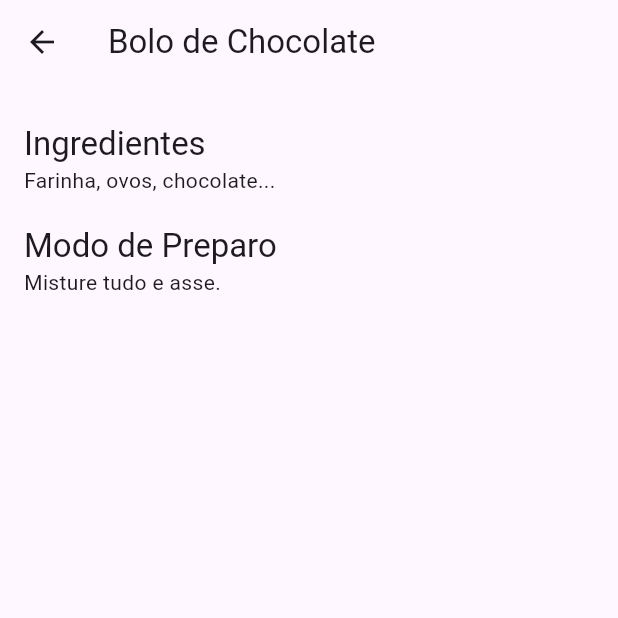
After one commit to HelenLauren/flutter-mini-projects, a Flutter app: the screen it shows after launch, after a tap on "R1", on a phone screen of 412 x 824 dp, the top half of it. The commit adds this screen. Run offline on Flutter 3.47's test engine with Material 3 defaults, Android fonts, the phone set to English and light mode, and no system bars.

Commit message:
feat(catalogo_receitas): implement DetalhesReceitaScreen and navigation with Navigator.push (Step 3)

```diff
--- /dev/null
+++ b/catalogo_receitas/lib/detalhes_receita_screen.dart
@@ -0,0 +1,33 @@
+import 'package:flutter/material.dart';
+import 'receita_model.dart';
+
+class DetalhesReceitaScreen extends StatelessWidget {
+  final Receita receita;
+
+  const DetalhesReceitaScreen({super.key, required this.receita});
+
+  @override
+  Widget build(BuildContext context) {
+    return Scaffold(
+      appBar: AppBar(
+        title: Text(receita.titulo),
+      ),
+      body: SingleChildScrollView(
+        // Permite rolagem se o conteúdo for grande
+        padding: const EdgeInsets.all(16.0),
+        child: Column(
+          crossAxisAlignment: CrossAxisAlignment.start,
+          children: [
+            // Image.network(receita.imageUrl), // Descomente se tiver URLs
+            const SizedBox(height: 10),
+            Text('Ingredientes', style: Theme.of(context).textTheme.titleLarge),
+            Text(receita.ingredientes),
+            const SizedBox(height: 20),
+            Text('Modo de Preparo', style: Theme.of(context).textTheme.titleLarge),
+            Text(receita.modoDePreparo),
+          ],
+        ),
+      ),
+    );
+  }
+}
--- a/catalogo_receitas/lib/main.dart
+++ b/catalogo_receitas/lib/main.dart
@@ -1,4 +1,5 @@
 import 'package:flutter/material.dart';
+import 'detalhes_receita_screen.dart';
 import 'receita_model.dart'; // Importe o modelo que criamos
 
 // Dados fictícios para nosso catálogo
@@ -56,6 +57,15 @@ class ListaReceitasScreen extends StatelessWidget {
               ),
               title: Text(receita.titulo),
               subtitle: const Text('Clique para ver detalhes'),
+              onTap: () {
+                // Ação de navegação
+                Navigator.push(
+                  context,
+                  MaterialPageRoute(
+                    builder: (context) => DetalhesReceitaScreen(receita: receita),
+                  ),
+                );
+              },
             ),
           );
         },
```
